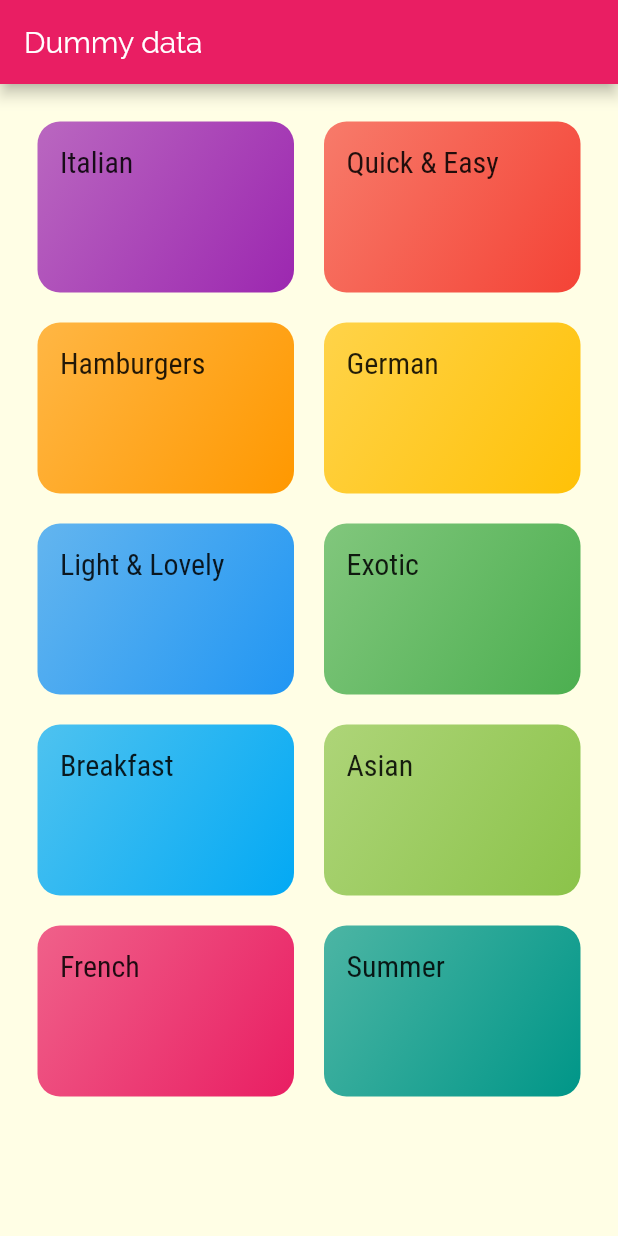
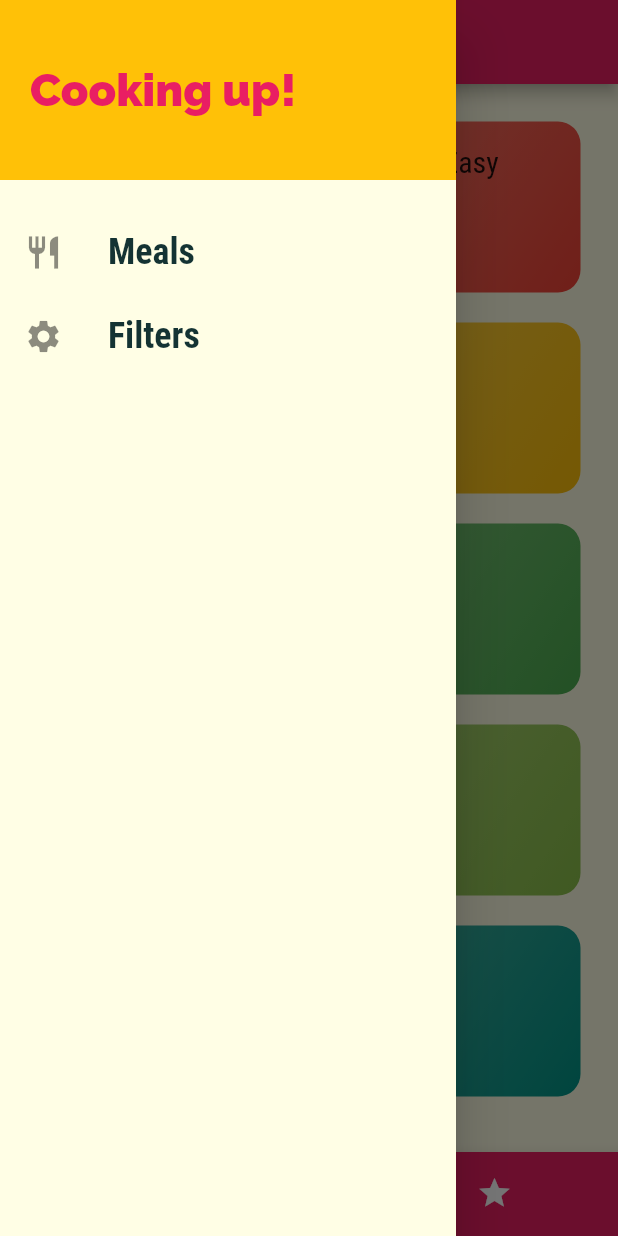
Before and after one commit to ildar-shakirov/flutter_navigation, a Flutter app: the screen it shows after launch, with the side drawer open (before the commit the screen has no drawer), on a phone screen of 412 x 824 dp. Run offline on Flutter 3.47's test engine with Material 2 defaults, Android fonts, the phone set to English and light mode, and no system bars.

Commit message:
favorite meal and other

```diff
--- a/lib/main.dart
+++ b/lib/main.dart
@@ -1,12 +1,69 @@
 import 'package:flutter/material.dart';
+import 'package:navigation/mock_data/dummy_data.dart';
+
+import './screens/filters_screen.dart';
+import './screens/tabs_screen.dart';
 
 import './screens/meal_detail_screen.dart';
-import './screens/categories_screen.dart';
 import './screens/category_meals_screen.dart';
+import './models/meal.dart';
 
 void main() => runApp(MyApp());
 
-class MyApp extends StatelessWidget {
+class MyApp extends StatefulWidget {
+  @override
+  _MyAppState createState() => _MyAppState();
+}
+
+class _MyAppState extends State<MyApp> {
+  Map<String, bool> filters = {
+    'gluten': false,
+    'lactose': false,
+    'vegan': false,
+    'vegeterian': false,
+  };
+
+  List<Meal> _availableMeals = DUMMY_MEALS;
+  List<Meal> _favoritesMeals = [];
+
+  _setFilters(Map<String, bool> filterData) {
+    setState(() {
+      filters = filterData;
+      _availableMeals = DUMMY_MEALS.where((meal) {
+        if (filters['gluten'] && !meal.isGlutenFree) {
+          return false;
+        }
+        if (filters['lactose'] && !meal.isLactoseFree) {
+          return false;
+        }
+        if (filters['vegeterian'] && !meal.isVegetarian) {
+          return false;
+        }
+        if (filters['vegan'] && !meal.isVegan) {
+          return false;
+        }
+        return true;
+      }).toList();
+    });
+  }
+
+  _toggleFovorite(String id) {
+    final existingIndex = _favoritesMeals.indexWhere((meal) => meal.id == id);
+    if (existingIndex >= 0) {
+      setState(() {
+        _favoritesMeals.removeAt(existingIndex);
+      });
+    } else {
+      setState(() {
+        _favoritesMeals.add(DUMMY_MEALS.firstWhere((meal) => meal.id == id));
+      });
+    }
+  }
+
+  bool _isFavorite(String id) {
+    return _favoritesMeals.any((meal) => meal.id == id);
+  }
+
   @override
   Widget build(BuildContext context) {
     return MaterialApp(
@@ -30,13 +87,20 @@ class MyApp extends StatelessWidget {
             ),
       ),
       routes: {
-        '/': (ctx) => CategoriesScreen(),
-        CategoryMealsScreen.routeName: (ctx) => CategoryMealsScreen(),
-        MealDetailScreen.routeName: (ctx) => MealDetailScreen(),
+        '/': (ctx) => TabsScreen(_favoritesMeals),
+        CategoryMealsScreen.routeName: (ctx) =>
+            CategoryMealsScreen(_availableMeals),
+        MealDetailScreen.routeName: (ctx) =>
+            MealDetailScreen(_toggleFovorite, _isFavorite),
+        FiltersScreen.routeName: (ctx) => FiltersScreen(
+              saveFilters: _setFilters,
+              currentFilters: filters,
+            ),
       },
       onGenerateRoute: (settings) {
         print(settings.arguments);
-        return MaterialPageRoute(builder: (ctx) => CategoryMealsScreen());
+        return MaterialPageRoute(
+            builder: (ctx) => CategoryMealsScreen(_availableMeals));
       },
       // onUnknownRoute: (settings) {print(settings.arguments)},
     );
--- a/lib/screens/categories_screen.dart
+++ b/lib/screens/categories_screen.dart
@@ -8,11 +8,7 @@ class CategoriesScreen extends StatelessWidget {
 
   @override
   Widget build(BuildContext context) {
-    return Scaffold(
-      appBar: AppBar(
-        title: const Text('Dummy data'),
-      ),
-      body: GridView(
+    return GridView(
       padding: EdgeInsets.all(25),
       children: DUMMY_CATEGORIES.map((catItem) {
         return CategoryItem(
@@ -24,7 +20,6 @@ class CategoriesScreen extends StatelessWidget {
         crossAxisSpacing: 20,
         mainAxisSpacing: 20,
       ),
-      ),
     );
   }
 }
--- a/lib/screens/category_meals_screen.dart
+++ b/lib/screens/category_meals_screen.dart
@@ -1,14 +1,19 @@
 import 'package:flutter/material.dart';
+import 'package:navigation/models/meal.dart';
 import 'package:navigation/widgets/meal_item.dart';
 import '../mock_data/dummy_data.dart';
 
 class CategoryMealsScreen extends StatelessWidget {
   static const routeName = 'category-meals';
+  final List<Meal> meals;
+
+  CategoryMealsScreen(this.meals);
+
   @override
   Widget build(BuildContext context) {
     final routesArgs =
         ModalRoute.of(context).settings.arguments as Map<String, String>;
-    final categoryMeals = DUMMY_MEALS.where((element) {
+    final categoryMeals = meals.where((element) {
       return element.categories.contains(routesArgs['id']);
     }).toList();
     return Container(
--- /dev/null
+++ b/lib/screens/tabs_screen.dart
@@ -0,0 +1,76 @@
+import 'package:flutter/material.dart';
+import '../widgets/main_drawer.dart';
+import '../screens/favorites_screen.dart';
+import '../screens/categories_screen.dart';
+import '../models/meal.dart';
+
+class TabsScreen extends StatefulWidget {
+  final List<Meal> favoritesMeals;
+  const TabsScreen(this.favoritesMeals);
+
+  @override
+  _TabsScreenState createState() => _TabsScreenState();
+}
+
+class _TabsScreenState extends State<TabsScreen> {
+  List<Map<String, Object>> _pages = [];
+
+  @override
+  void initState() {
+    _pages = [
+      {
+        'page': CategoriesScreen(),
+        'title': 'Catogories List',
+      },
+      {
+        'page': FavoritesScreen(widget.favoritesMeals),
+        'title': 'Meals',
+      }
+    ];
+    super.initState();
+  }
+
+  int selectedPageIndex = 0;
+
+  void _selectPage(int index) {
+    setState(() {
+      selectedPageIndex = index;
+    });
+  }
+
+  @override
+  Widget build(BuildContext context) {
+    return Container(
+      child: Scaffold(
+        drawer: MainDrawer(),
+        appBar: AppBar(
+          title: Text('Meals'),
+        ),
+        bottomNavigationBar: BottomNavigationBar(
+            onTap: _selectPage,
+            currentIndex: selectedPageIndex,
+            unselectedItemColor: Colors.white,
+            selectedItemColor: Theme.of(context).accentColor,
+            backgroundColor: Theme.of(context).primaryColor,
+            type: BottomNavigationBarType.shifting,
+            items: [
+              BottomNavigationBarItem(
+                backgroundColor: Theme.of(context).primaryColor,
+                icon: Icon(
+                  Icons.category,
+                ),
+                label: 'Categories',
+              ),
+              BottomNavigationBarItem(
+                backgroundColor: Theme.of(context).primaryColor,
+                icon: Icon(
+                  Icons.star,
+                ),
+                label: "Favorite",
+              )
+            ]),
+        body: _pages[selectedPageIndex]['page'],
+      ),
+    );
+  }
+}
--- /dev/null
+++ b/lib/widgets/main_drawer.dart
@@ -0,0 +1,55 @@
+import 'package:flutter/material.dart';
+import '../screens/filters_screen.dart';
+
+class MainDrawer extends StatelessWidget {
+  const MainDrawer({Key key}) : super(key: key);
+
+  Widget listTileBuilder(Icon icon, String title, Function handleTap) {
+    return ListTile(
+      leading: icon,
+      title: Text(
+        title,
+        style: const TextStyle(
+            fontFamily: 'RobotoCondensed',
+            fontWeight: FontWeight.bold,
+            fontSize: 24),
+      ),
+      onTap: handleTap,
+    );
+  }
+
+  @override
+  Widget build(BuildContext context) {
+    return Container(
+      child: Drawer(
+        child: Column(
+          children: [
+            Container(
+              height: 120,
+              width: double.infinity,
+              padding: EdgeInsets.all(20),
+              alignment: Alignment.centerLeft,
+              color: Theme.of(context).accentColor,
+              child: Text(
+                'Cooking up!',
+                style: TextStyle(
+                  fontWeight: FontWeight.w900,
+                  color: Theme.of(context).primaryColor,
+                  fontSize: 30,
+                ),
+              ),
+            ),
+            SizedBox(height: 20),
+            listTileBuilder(Icon(Icons.restaurant, size: 26), 'Meals', () {
+              Navigator.of(context).pushReplacementNamed('/');
+            }),
+            listTileBuilder(Icon(Icons.settings, size: 26), 'Filters', () {
+              Navigator.of(context)
+                  .pushReplacementNamed(FiltersScreen.routeName);
+            }),
+          ],
+        ),
+      ),
+    );
+  }
+}
```
Also changed, not shown: lib/screens/favorites_screen.dart (added, +29 -0 lines), lib/screens/filters_screen.dart (added, +105 -0 lines), lib/screens/meal_detail_screen.dart (+10 -2 lines), 2 other files. Lines whose indentation alone changed are shown as unchanged.
